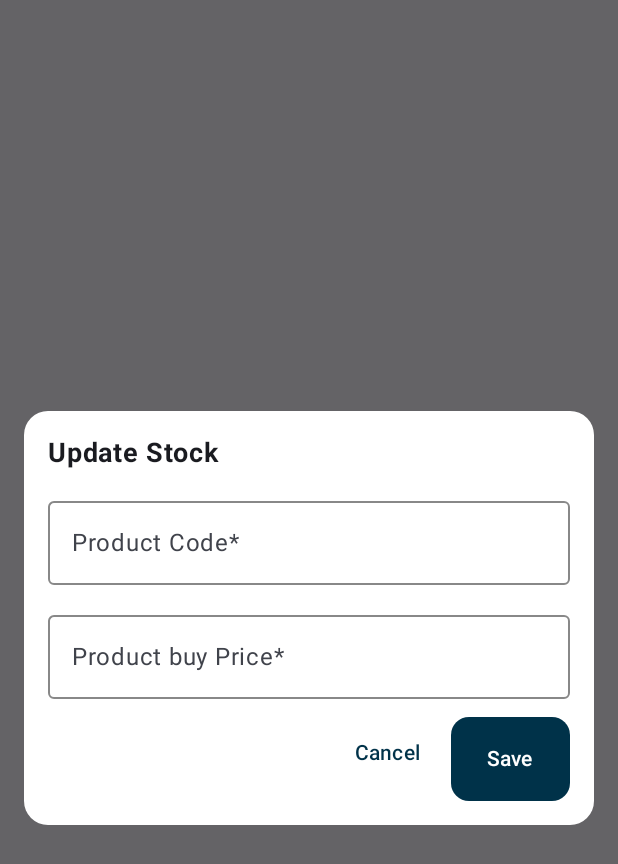
After one commit to Dismas-Ospaltic/My-shop, an Android app built with Jetpack Compose: the composable UpdateStockPop called with empty values, on a phone screen of 412 x 824 dp. The commit adds this screen. Shown: the top 864 px of the screen. Run offline under Robolectric (Android 15) with nearby library versions, the phone set to English and light mode, and no system bars; our stand-ins replace Room's generated code; 13 statements that could not run were skipped.

Commit message:
more update, progress, bug fixes

```diff
--- a/app/src/main/java/com/ditech/myshop/data/local/AppDatabase.kt
+++ b/app/src/main/java/com/ditech/myshop/data/local/AppDatabase.kt
@@ -7,15 +7,16 @@ import androidx.room.RoomDatabase
 import com.ditech.myshop.model.GenSaleEntity
 import com.ditech.myshop.model.ProductEntity
 import com.ditech.myshop.model.SingleProductSaleEntity
+import com.ditech.myshop.model.InventoryUpdateEntity
 
 
-@Database(entities = [GenSaleEntity::class, SingleProductSaleEntity::class, ProductEntity::class], version = 1, exportSchema = false)
+@Database(entities = [GenSaleEntity::class, SingleProductSaleEntity::class, ProductEntity::class, InventoryUpdateEntity::class], version = 2, exportSchema = false)
 abstract class AppDatabase : RoomDatabase() {
 
     abstract fun genSaleDao(): GenSaleDao
     abstract fun productDao(): ProductDao
     abstract fun singleProductSaleDao(): SingleProductSaleDao
-
+    abstract fun inventoryUpdateDao(): InventoryUpdateDao
 
     companion object {
         @Volatile
--- /dev/null
+++ b/app/src/main/java/com/ditech/myshop/data/local/InventoryUpdateDao.kt
@@ -0,0 +1,64 @@
+package com.ditech.myshop.data.local
+
+
+
+import androidx.room.Dao
+import androidx.room.Insert
+import androidx.room.OnConflictStrategy
+import androidx.room.PrimaryKey
+import androidx.room.Query
+import androidx.room.Update
+import com.ditech.myshop.model.InventoryUpdateEntity
+import com.ditech.myshop.model.ProductEntity
+import kotlinx.coroutines.flow.Flow
+
+//This interface defines the database operations.
+@Dao
+interface InventoryUpdateDao {
+
+        @Insert(onConflict = OnConflictStrategy.REPLACE)
+    suspend fun insertInventoryUpdate(inventoryUpdateEntity: InventoryUpdateEntity)
+
+
+    @Query("SELECT * FROM inventory_update ORDER BY timestamp DESC")
+    fun getAllInventoryUpdates(): Flow<List<InventoryUpdateEntity>>
+
+    @Query("SELECT * FROM inventory_update WHERE productId = :productId ORDER BY timestamp DESC")
+    fun getInventoryUpdatesByProductId(productId: String): Flow<List<InventoryUpdateEntity>>
+
+    @Query("SELECT * FROM inventory_update WHERE date = :date ORDER BY timestamp DESC")
+    fun getInventoryUpdatesByDate(date: String): Flow<List<InventoryUpdateEntity>>
+
+
+
+
+//    @Insert(onConflict = OnConflictStrategy.REPLACE)
+//    suspend fun insertProduct(productEntity: ProductEntity)
+//
+//
+//    @Query("SELECT * FROM product WHERE productState = 'Active' ORDER BY timestamp DESC")
+//    fun getAllProducts(): Flow<List<ProductEntity>>
+//
+//    @Update
+//    suspend fun updateProduct(productEntity: ProductEntity)
+//
+//
+//    @Query("UPDATE product SET productCode = :productCode, productName = :productName, productQuantity = :productQuantity, buyPrice = :buyPrice, sellPrice = :sellPrice, manufactureDate = :manufactureDate, expiryDate = :expiryDate, productCategory = :productCategory WHERE productId = :productId")
+//    suspend fun updateProductDetailsById(productId: String, productCode: String, productName: String, productQuantity: Int, buyPrice: Float, sellPrice: Float, manufactureDate: String?, expiryDate: String?, productCategory: String): Int?
+//
+//
+//    //soft delete
+//    @Query("UPDATE product SET productState = 'Inactive' WHERE productId = :productId")
+//    suspend fun deleteProductById(productId: String): Int?
+//
+//    @Query("SELECT * FROM product WHERE productState = 'Inactive' ORDER BY timestamp DESC")
+//    fun getInactiveProducts(): Flow<List<ProductEntity>>
+//
+//    @Query("UPDATE product SET productQuantity = :newQuantity WHERE productId = :productId")
+//    suspend fun updateProductQuantityById(productId: String, newQuantity: Int): Int?
+//
+//    @Query("SELECT * FROM product WHERE productState = 'Active' AND productQuantity < 10 ORDER BY timestamp DESC")
+//    fun getLowStockProducts(): Flow<List<ProductEntity>>
+//
+
+}
--- a/app/src/main/java/com/ditech/myshop/di/AppModule.kt
+++ b/app/src/main/java/com/ditech/myshop/di/AppModule.kt
@@ -3,9 +3,11 @@ package com.ditech.myshop.di
 
 import com.ditech.myshop.data.local.AppDatabase
 import com.ditech.myshop.repository.GenSaleRepository
+import com.ditech.myshop.repository.InventoryUpdateRepository
 import com.ditech.myshop.repository.ProductRepository
 import com.ditech.myshop.repository.SingleProductSaleRepository
 import com.ditech.myshop.viewmodel.GenSaleViewModel
+import com.ditech.myshop.viewmodel.InventoryUpdateViewModel
 import com.ditech.myshop.viewmodel.ProductViewModel
 import com.ditech.myshop.viewmodel.SingleProductSaleViewModel
 import org.koin.dsl.module
@@ -36,4 +38,8 @@ val appModule = module {
      single { SingleProductSaleRepository(get()) }
      viewModel { SingleProductSaleViewModel(get()) }
 
+    single { AppDatabase.getDatabase(androidContext()).inventoryUpdateDao() }
+     single { InventoryUpdateRepository(get()) }
+     viewModel { InventoryUpdateViewModel(get()) }
+
 }
--- /dev/null
+++ b/app/src/main/java/com/ditech/myshop/repository/InventoryUpdateRepository.kt
@@ -0,0 +1,84 @@
+package com.ditech.myshop.repository
+
+
+
+import com.ditech.myshop.data.local.InventoryUpdateDao
+import com.ditech.myshop.model.InventoryUpdateEntity
+import kotlinx.coroutines.flow.Flow
+import kotlinx.coroutines.flow.map
+
+class InventoryUpdateRepository(private val inventoryUpdateDao: InventoryUpdateDao) {
+
+    suspend fun insertInventoryUpdate(inventoryUpdateEntity: InventoryUpdateEntity) {
+        inventoryUpdateDao.insertInventoryUpdate(inventoryUpdateEntity)
+    }
+
+    fun getAllInventoryUpdates(): Flow<List<InventoryUpdateEntity>> {
+        return inventoryUpdateDao.getAllInventoryUpdates()
+    }
+
+    fun getInventoryUpdatesByProductId(productId: String): Flow<List<InventoryUpdateEntity>> {
+        return inventoryUpdateDao.getInventoryUpdatesByProductId(productId)
+    }
+
+    fun getInventoryUpdatesByDate(date: String): Flow<List<InventoryUpdateEntity>> {
+        return inventoryUpdateDao.getInventoryUpdatesByDate(date)
+    }
+
+
+
+
+//    suspend fun insertProduct(product: ProductEntity) {
+//        productDao.insertProduct(product)
+//    }
+//
+//    fun getAllProducts(): Flow<List<ProductEntity>> {
+//        return productDao.getAllProducts()
+//    }
+//
+//    suspend fun updateProduct(product: ProductEntity) {
+//        productDao.updateProduct(product)
+//    }
+//
+//    suspend fun updateProductDetailsById(
+//        productId: String,
+//        productCode: String,
+//        productName: String,
+//        productQuantity: Int,
+//        buyPrice: Float,
+//        sellPrice: Float,
+//        manufactureDate: String?,
+//        expiryDate: String?,
+//        productCategory: String
+//    ): Int? {
+//        return productDao.updateProductDetailsById(
+//            productId,
+//            productCode,
+//            productName,
+//            productQuantity,
+//            buyPrice,
+//            sellPrice,
+//            manufactureDate,
+//            expiryDate,
+//            productCategory
+//        )
+//    }
+//
+//    suspend fun deleteProductById(productId: String): Int? {
+//        return productDao.deleteProductById(productId)
+//    }
+//
+//    fun getInactiveProducts(): Flow<List<ProductEntity>> {
+//        return productDao.getInactiveProducts()
+//    }
+//
+//    suspend fun updateProductQuantityById(productId: String, newQuantity: Int): Int? {
+//        return productDao.updateProductQuantityById(productId, newQuantity)
+//    }
+//
+//    fun getLowStockProducts(): Flow<List<ProductEntity>> {
+//        return productDao.getLowStockProducts()
+//    }
+
+
+}
--- /dev/null
+++ b/app/src/main/java/com/ditech/myshop/screens/components/UpdateStockPop.kt
@@ -0,0 +1,241 @@
+package com.ditech.myshop.screens.components
+
+
+
+import android.Manifest
+import android.content.pm.PackageManager
+import android.os.Build
+import android.util.Log
+import android.widget.Toast
+import androidx.activity.compose.rememberLauncherForActivityResult
+import androidx.activity.result.contract.ActivityResultContracts
+import androidx.compose.foundation.background
+import androidx.compose.foundation.layout.Arrangement
+import androidx.compose.foundation.layout.Column
+import androidx.compose.foundation.layout.Row
+import androidx.compose.foundation.layout.Spacer
+import androidx.compose.foundation.layout.fillMaxWidth
+import androidx.compose.foundation.layout.height
+import androidx.compose.foundation.layout.heightIn
+import androidx.compose.foundation.layout.imePadding
+import androidx.compose.foundation.layout.padding
+import androidx.compose.foundation.layout.width
+import androidx.compose.foundation.rememberScrollState
+import androidx.compose.foundation.shape.RoundedCornerShape
+import androidx.compose.foundation.text.KeyboardOptions
+import androidx.compose.foundation.verticalScroll
+import androidx.compose.material3.AlertDialog
+import androidx.compose.material3.Button
+import androidx.compose.material3.ButtonDefaults
+import androidx.compose.material3.DropdownMenuItem
+import androidx.compose.material3.ExperimentalMaterial3Api
+import androidx.compose.material3.ExposedDropdownMenuBox
+import androidx.compose.material3.ExposedDropdownMenuDefaults
+import androidx.compose.material3.MenuAnchorType
+import androidx.compose.material3.OutlinedTextField
+import androidx.compose.material3.OutlinedTextFieldDefaults
+import androidx.compose.material3.Surface
+import androidx.compose.material3.Text
+import androidx.compose.material3.TextButton
+import androidx.compose.runtime.Composable
+import androidx.compose.runtime.LaunchedEffect
+import androidx.compose.runtime.collectAsState
+import androidx.compose.runtime.getValue
+import androidx.compose.runtime.mutableFloatStateOf
+import androidx.compose.runtime.mutableStateOf
+import androidx.compose.runtime.remember
+import androidx.compose.runtime.rememberCoroutineScope
+import androidx.compose.runtime.setValue
+import androidx.compose.ui.Modifier
+import androidx.compose.ui.graphics.Color
+import androidx.compose.ui.platform.LocalContext
+import androidx.compose.ui.res.colorResource
+import androidx.compose.ui.text.font.FontWeight
+import androidx.compose.ui.text.input.KeyboardType
+import androidx.compose.ui.unit.dp
+import androidx.compose.ui.unit.sp
+import androidx.compose.ui.window.Dialog
+import androidx.core.content.ContextCompat
+import com.ditech.myshop.R
+import com.ditech.myshop.model.InventoryUpdateEntity
+import com.ditech.myshop.utils.dateFormated
+import com.ditech.myshop.viewmodel.InventoryUpdateViewModel
+import com.ditech.myshop.viewmodel.ProductViewModel
+import kotlinx.coroutines.delay
+import kotlinx.coroutines.launch
+import org.koin.androidx.compose.koinViewModel
+import java.time.LocalDateTime
+import kotlin.random.Random
+
+@OptIn(ExperimentalMaterial3Api::class)
+@Composable
+fun UpdateStockPop(
+    onDismiss: () -> Unit,
+    productId: String,
+    productCode: String,
+    productQuantity: Int,
+    buyPrice: Float
+) {
+
+    val backgroundColor = colorResource(id = R.color.prussian_blue)
+
+    var productCode by remember { mutableStateOf(productCode) }
+//    var productCategory by remember { mutableStateOf("") }
+    var productQty by remember { mutableStateOf(productQuantity.toString()) }
+    var updateQuantity by remember { mutableStateOf("") }
+    var updateProductBuyPrice by remember { mutableStateOf("") }
+    var productBuyPrice by remember { mutableStateOf(buyPrice.toString()) }
+    val currentDate = remember { System.currentTimeMillis() }
+    val todayDate = dateFormated(currentDate)
+    var totalQty by remember { mutableFloatStateOf(0f) }
+
+
+
+
+    val productViewModel: ProductViewModel = koinViewModel()
+    val inventoryUpdateViewModel: InventoryUpdateViewModel = koinViewModel()
+
+
+
+
+    val context = LocalContext.current
+
+    // ✅ 1. Get a coroutine scope tied to the composable's lifecycle
+    val scope = rememberCoroutineScope()
+
+
+    Dialog(onDismissRequest = { onDismiss() }) {
+        Surface(
+            shape = RoundedCornerShape(16.dp),
+            color = Color.White,
+            tonalElevation = 8.dp,
+            modifier = Modifier
+                .fillMaxWidth()
+                .padding(16.dp)
+        ) {
+            Column(
+                Modifier
+                    .padding(16.dp)
+                    .imePadding()
+                    .verticalScroll(rememberScrollState()), // Adjust for keyboard
+                verticalArrangement = Arrangement.spacedBy(12.dp)
+
+            ) {
+                Text(text = "Update Stock", fontWeight = FontWeight.Bold, fontSize = 18.sp)
+
+                Column( verticalArrangement = Arrangement.spacedBy(12.dp) ){
+                    OutlinedTextField(
+                        value = updateQuantity ,
+                        onValueChange = { updateQuantity  = it },
+                        label = { Text("Product Code*") },
+                        modifier = Modifier.fillMaxWidth(),
+                        colors = OutlinedTextFieldDefaults.colors(
+                            unfocusedContainerColor = Color.White.copy(alpha = 0.9f),
+                            focusedContainerColor = Color.White.copy(alpha = 0.95f),
+                            focusedBorderColor = backgroundColor,
+                            unfocusedBorderColor = Color.Gray,
+                            focusedLabelColor = backgroundColor,
+                            cursorColor = backgroundColor
+                        ),
+                        singleLine = true,
+                        keyboardOptions = KeyboardOptions(keyboardType = KeyboardType.Number)
+                    )
+
+
+                    OutlinedTextField(
+                        value = updateProductBuyPrice,
+                        onValueChange = { input ->
+                            // Remove commas automatically as user types
+                            updateProductBuyPrice  = input.replace(",", "")
+                        },
+//                    onValueChange = { productBuyPrice  = it },
+                        label = { Text("Product buy Price*") },
+                        modifier = Modifier.fillMaxWidth(),
+                        colors = OutlinedTextFieldDefaults.colors(
+                            unfocusedContainerColor = Color.White.copy(alpha = 0.9f),
+                            focusedContainerColor = Color.White.copy(alpha = 0.95f),
+                            focusedBorderColor = backgroundColor,
+                            unfocusedBorderColor = Color.Gray,
+                            focusedLabelColor = backgroundColor,
+                            cursorColor = backgroundColor
+                        ),
+                        singleLine = true,
+                        keyboardOptions = KeyboardOptions(keyboardType = KeyboardType.Number)
+                    )
+
+
+                }
+
+
+                Row(
+                    modifier = Modifier.fillMaxWidth(),
+                    horizontalArrangement = Arrangement.End
+                ) {
+                    TextButton(onClick = onDismiss) {
+                        Text("Cancel", color = colorResource(id = R.color.prussian_blue))
+                    }
+                    Spacer(modifier = Modifier.width(8.dp))
+                    Button(
+                        modifier = Modifier
+                            .height(56.dp),
+                        shape = RoundedCornerShape(12.dp),
+                        colors = ButtonDefaults.buttonColors(containerColor = backgroundColor),
+                        onClick = {
+
+
+
+                            if(updateQuantity.isEmpty()){
+                                Toast.makeText(context, "Please enter product quantity", Toast.LENGTH_LONG).show()
+                                return@Button
+                            }
+
+
+
+                            if(updateProductBuyPrice.isEmpty()){
+                                Toast.makeText(context, "Please enter product buy price", Toast.LENGTH_LONG).show()
+                                return@Button
+                            }
+
+
+
+
+                            val cleanBuyPriceInput = updateProductBuyPrice.trim()
+                            val amountBuyValue = cleanBuyPriceInput.toFloatOrNull()
+
+                            if (amountBuyValue == null) {
+                                Toast.makeText(context, "Please enter a valid number for product buy price", Toast.LENGTH_LONG).show()
+                                return@Button
+                            }
+
+
+                            scope.launch {
+
+                              inventoryUpdateViewModel.insertInventoryUpdate(InventoryUpdateEntity(
+                                 date = todayDate,
+                                  productId = productId,
+                                  updateId = generateRandomNumber().toString(),
+                                  productCode = productCode,
+                                  productQuantity = updateQuantity.toInt(),
+                                  previousProductQuantity = productQuantity,
+                                  buyPrice = updateProductBuyPrice.toFloat(),
+                                  previousBuyPrice = buyPrice
+                              ))
+
+                                productViewModel.updateProductQuantityById(productId = productId, newQuantity = (updateQuantity + productQuantity).toInt())
+
+
+                            }
+                            onDismiss()
+
+                        }) {
+                        Text("Save")
+                    }
+                }
+            }
+        }
+    }
+}
+
+fun generateRandomNumber(): Int {
+    return Random.nextInt(10000, 10000000)  // Generates a random number between 100000 (inclusive) and 1000000 (exclusive)
+}
--- /dev/null
+++ b/app/src/main/java/com/ditech/myshop/viewmodel/InventoryUpdateViewModel.kt
@@ -0,0 +1,109 @@
+package com.ditech.myshop.viewmodel
+
+
+import androidx.lifecycle.ViewModel
+import androidx.lifecycle.viewModelScope
+import com.ditech.myshop.model.InventoryUpdateEntity
+import com.ditech.myshop.model.ProductEntity
+import com.ditech.myshop.repository.InventoryUpdateRepository
+import com.ditech.myshop.repository.ProductRepository
+import kotlinx.coroutines.flow.Flow
+import kotlinx.coroutines.flow.SharingStarted
+import kotlinx.coroutines.flow.StateFlow
+import kotlinx.coroutines.flow.map
+import kotlinx.coroutines.flow.stateIn
+import kotlinx.coroutines.launch
+
+class InventoryUpdateViewModel(private val inventoryUpdateRepository: InventoryUpdateRepository) : ViewModel() {
+
+    val allInventoryUpdates: StateFlow<List<InventoryUpdateEntity>> =
+        inventoryUpdateRepository.getAllInventoryUpdates()
+            .stateIn(viewModelScope, SharingStarted.Lazily, emptyList())
+
+    fun insertInventoryUpdate(inventoryUpdateEntity: InventoryUpdateEntity) {
+        viewModelScope.launch {
+            inventoryUpdateRepository.insertInventoryUpdate(inventoryUpdateEntity)
+        }
+    }
+
+    fun getInventoryUpdatesByProductId(productId: String): Flow<List<InventoryUpdateEntity>> {
+        return inventoryUpdateRepository.getInventoryUpdatesByProductId(productId)
+    }
+
+    fun getInventoryUpdatesByDate(date: String): Flow<List<InventoryUpdateEntity>> {
+        return inventoryUpdateRepository.getInventoryUpdatesByDate(date)
+    }
+
+
+
+
+
+
+
+//    // Active products
+//    val activeProducts: StateFlow<List<ProductEntity>> =
+//        productRepository.getAllProducts()
+//            .stateIn(viewModelScope, SharingStarted.Lazily, emptyList())
+//
+//    // Inactive (soft deleted) products
+//    val inactiveProducts: StateFlow<List<ProductEntity>> =
+//        productRepository.getInactiveProducts()
+//            .stateIn(viewModelScope, SharingStarted.Lazily, emptyList())
+//
+//    // Low stock products
+//    val lowStockProducts: StateFlow<List<ProductEntity>> =
+//        productRepository.getLowStockProducts()
+//            .stateIn(viewModelScope, SharingStarted.Lazily, emptyList())
+//
+//    fun insertProduct(product: ProductEntity) {
+//        viewModelScope.launch {
+//            productRepository.insertProduct(product)
+//        }
+//    }
+//
+//    fun updateProduct(product: ProductEntity) {
+//        viewModelScope.launch {
+//            productRepository.updateProduct(product)
+//        }
+//    }
+//
+//    fun updateProductDetailsById(
+//        productId: String,
+//        productCode: String,
+//        productName: String,
+//        productQuantity: Int,
+//        buyPrice: Float,
+//        sellPrice: Float,
+//        manufactureDate: String?,
+//        expiryDate: String?,
+//        productCategory: String
+//    ) {
+//        viewModelScope.launch {
+//            productRepository.updateProductDetailsById(
+//                productId,
+//                productCode,
+//                productName,
+//                productQuantity,
+//                buyPrice,
+//                sellPrice,
+//                manufactureDate,
+//                expiryDate,
+//                productCategory
+//            )
+//        }
+//    }
+//
+//    fun deleteProductById(productId: String) {
+//        viewModelScope.launch {
+//            productRepository.deleteProductById(productId)
+//        }
+//    }
+//
+//    fun updateProductQuantityById(productId: String, newQuantity: Int) {
+//        viewModelScope.launch {
+//            productRepository.updateProductQuantityById(productId, newQuantity)
+//        }
+//    }
+
+
+}
```
Also changed, not shown: app/src/main/java/com/ditech/myshop/model/InventoryUpdateEntity.kt (added, +19 -0 lines), app/src/main/java/com/ditech/myshop/screens/ManageProductScreen.kt (+60 -8 lines), app/src/main/java/com/ditech/myshop/screens/components/EditProductPopUp.kt (+12 -21 lines).
